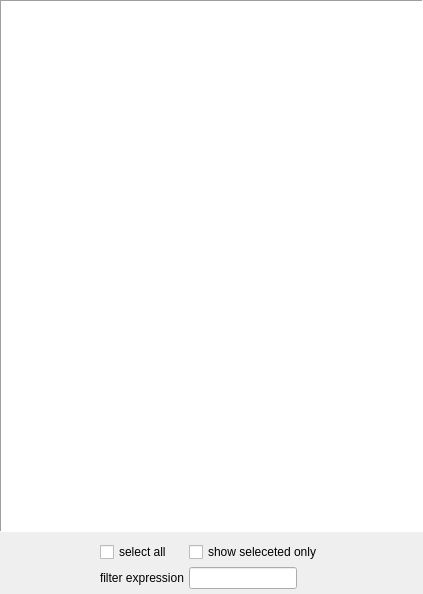
Old version of the form annot/gui/sidebar/featuredlg.ui in the repository manerotoni/afw.
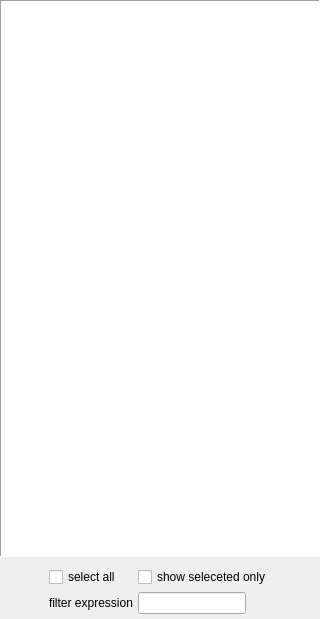
New version of the form. Custom widgets are drawn as their Qt base class.

Diff of the .ui file:
```diff
--- a/annot/gui/sidebar/featuredlg.ui
+++ b/annot/gui/sidebar/featuredlg.ui
@@ -6,8 +6,8 @@
    <rect>
     <x>0</x>
     <y>0</y>
-    <width>423</width>
-    <height>594</height>
+    <width>320</width>
+    <height>619</height>
    </rect>
   </property>
   <property name="windowTitle">
```
